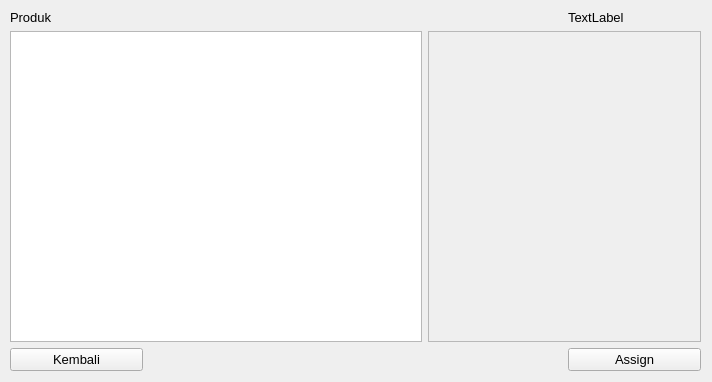
NathanielClarence/telemarketingdb, file mainFiles/assets/ui/reassign.ui: the form before one commit.
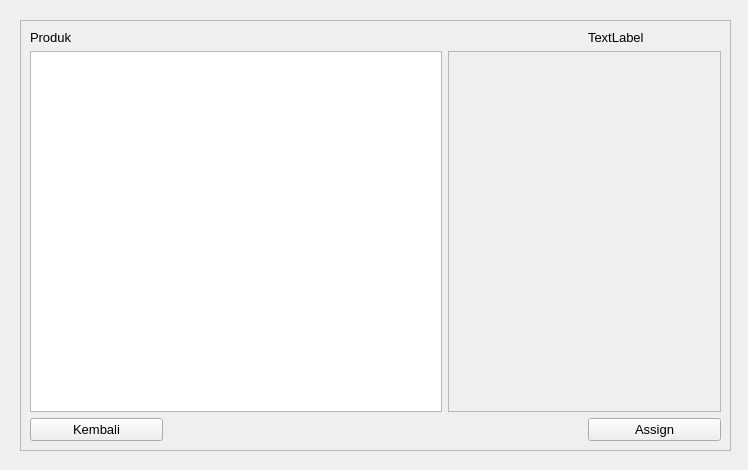
The form after the commit.

Patch:
```diff
--- a/mainFiles/assets/ui/reassign.ui
+++ b/mainFiles/assets/ui/reassign.ui
@@ -6,22 +6,36 @@
    <rect>
     <x>0</x>
     <y>0</y>
-    <width>712</width>
-    <height>382</height>
+    <width>748</width>
+    <height>470</height>
    </rect>
   </property>
   <property name="windowTitle">
    <string>Form</string>
   </property>
-  <widget class="QWidget" name="gridLayoutWidget">
+  <widget class="QScrollArea" name="scrollArea_2">
    <property name="geometry">
     <rect>
-     <x>10</x>
-     <y>10</y>
-     <width>691</width>
-     <height>361</height>
+     <x>20</x>
+     <y>20</y>
+     <width>711</width>
+     <height>431</height>
     </rect>
    </property>
+   <property name="widgetResizable">
+    <bool>true</bool>
+   </property>
+   <widget class="QWidget" name="scrollAreaWidgetContents_2">
+    <property name="geometry">
+     <rect>
+      <x>0</x>
+      <y>0</y>
+      <width>709</width>
+      <height>429</height>
+     </rect>
+    </property>
+    <layout class="QGridLayout" name="gridLayout_2">
+     <item row="0" column="0">
    <layout class="QGridLayout" name="gridLayout">
     <item row="0" column="4">
      <widget class="QLabel" name="lbl_name">
@@ -93,7 +107,7 @@
          <x>0</x>
          <y>0</y>
          <width>270</width>
-         <height>305</height>
+            <height>355</height>
         </rect>
        </property>
        <layout class="QVBoxLayout" name="verticalLayout"/>
@@ -126,6 +140,9 @@
      </widget>
     </item>
    </layout>
+     </item>
+    </layout>
+   </widget>
   </widget>
  </widget>
  <resources/>
```
Lines whose indentation alone changed are shown as unchanged.
